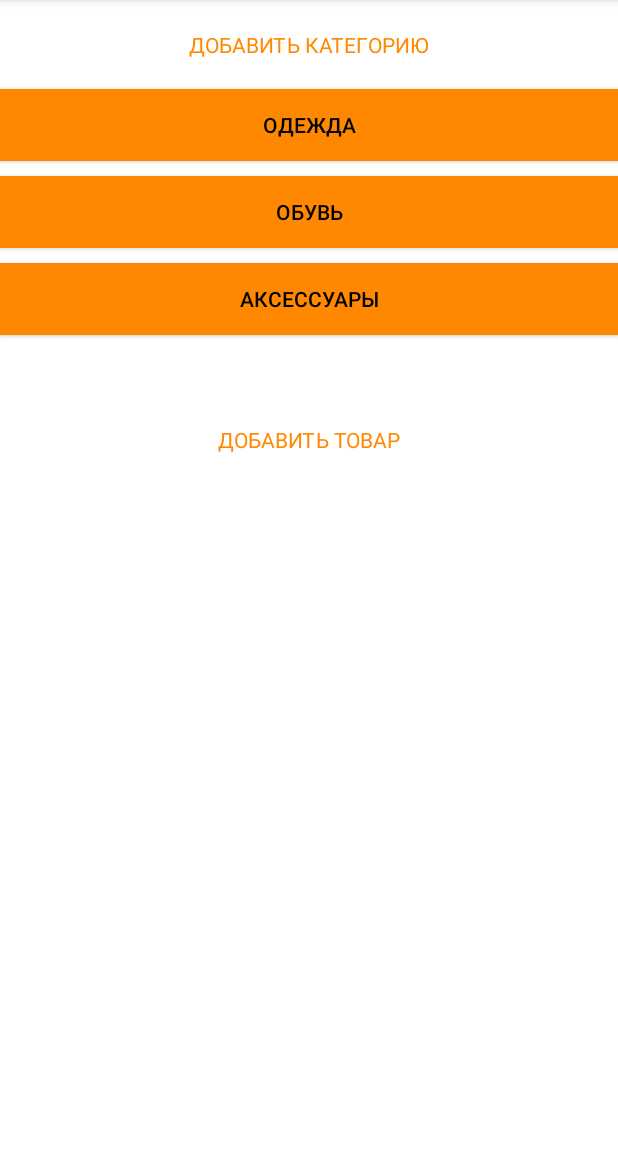
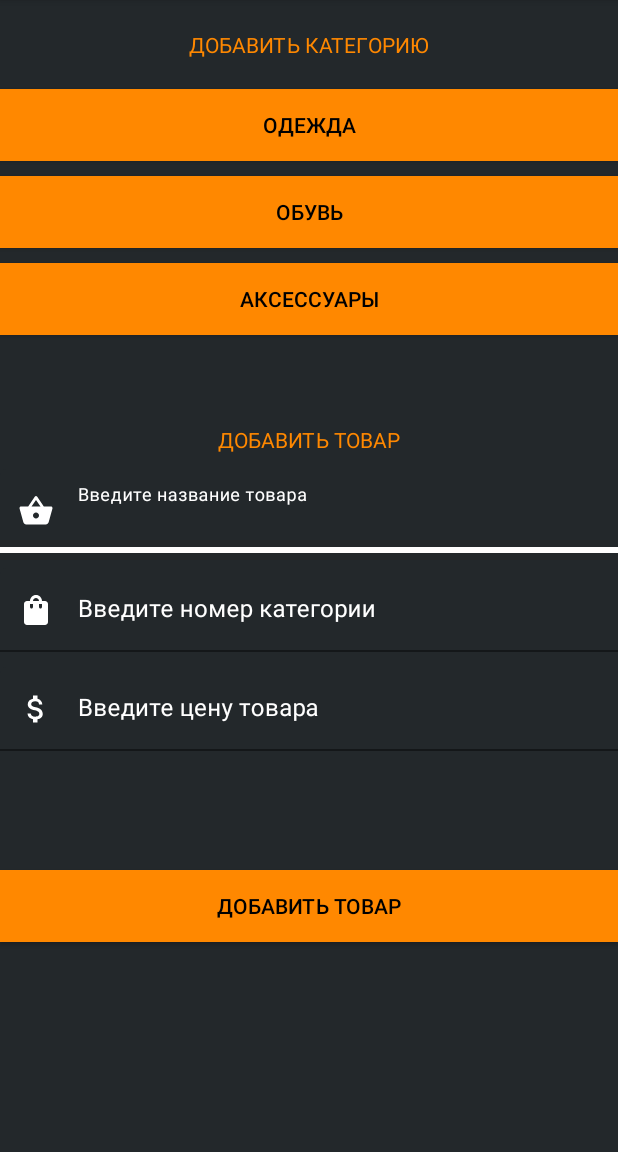
Before and after one commit to MikhailIgnatovich/WorkWithRoom, an Android app: the fragment Panel shown on its own in the app's theme, on a phone screen of 412 x 824 dp, the part 84-1236 px from its top. Run offline under Robolectric (Android 15) with nearby library versions, the phone set to English and light mode, and no system bars; our stand-ins replace data binding.

Commit message:
В panel.xml доделал разметку

```diff
--- a/app/src/main/res/layout/panel.xml
+++ b/app/src/main/res/layout/panel.xml
@@ -9,7 +9,8 @@
 
     <androidx.constraintlayout.widget.ConstraintLayout
         android:layout_width="match_parent"
-        android:layout_height="match_parent">
+        android:layout_height="match_parent"
+        android:background="@color/background">
 
         <androidx.appcompat.widget.AppCompatTextView
             android:id="@+id/headerAddCategory"
@@ -64,17 +65,18 @@
             android:textColor="@color/orange"/>
 
         <com.google.android.material.textfield.TextInputLayout
-            android:id="@+id/sectionEnterCategoryProduct"
+            android:id="@+id/sectionEnterNameProduct"
             android:layout_width="match_parent"
             android:layout_height="wrap_content"
             app:layout_constraintTop_toBottomOf="@id/headerAddProduct"
             android:layout_marginTop="10dp"
-            app:boxBackgroundColor="@android:color/transparent"
+            app:boxBackgroundColor="@color/background"
             app:boxStrokeColor="@color/white"
             app:startIconTint="@android:color/white"
             app:endIconTint="@android:color/holo_red_light"
             android:hint="@string/labelEnterNameProduct"
-            app:hintTextColor="@android:color/white"
+            android:textColorHint="@color/white"
+            app:hintTextColor="@color/white"
             app:startIconDrawable="@drawable/catalog_categories"
             app:endIconMode="clear_text"
             app:boxStrokeWidthFocused="4dp">
@@ -83,14 +85,106 @@
                 android:id="@+id/enterNameProduct"
                 android:layout_width="match_parent"
                 android:layout_height="wrap_content"
+                android:inputType="text"
+                android:textColor="@color/white"
+                android:textColorHint="@color/white"
+                android:textCursorDrawable="@drawable/cursor" />
+        </com.google.android.material.textfield.TextInputLayout>
+
+        <com.google.android.material.textfield.TextInputLayout
+            android:id="@+id/sectionEnterCategoryProduct"
+            android:layout_width="match_parent"
+            android:layout_height="wrap_content"
+            app:layout_constraintTop_toBottomOf="@id/sectionEnterNameProduct"
+            android:layout_marginTop="10dp"
+            app:boxBackgroundColor="@color/background"
+            app:boxStrokeColor="@color/white"
+            app:startIconTint="@android:color/white"
+            app:endIconTint="@android:color/holo_red_light"
+            android:hint="@string/labelEnterNumberCategory"
+            app:hintTextColor="@android:color/white"
+            android:textColorHint="@color/white"
+            app:startIconDrawable="@drawable/catalog_products"
+            app:endIconMode="clear_text"
+            app:boxStrokeWidthFocused="4dp">
+
+            <com.google.android.material.textfield.TextInputEditText
+                android:id="@+id/enterCategoryProduct"
+                android:layout_width="match_parent"
+                android:layout_height="wrap_content"
                 android:textColor="@color/white"
                 android:inputType="text"
                 android:textCursorDrawable="@drawable/cursor"/>
         </com.google.android.material.textfield.TextInputLayout>
 
+        <com.google.android.material.textfield.TextInputLayout
+            android:id="@+id/sectionEnterPriceProduct"
+            android:layout_width="match_parent"
+            android:layout_height="wrap_content"
+            app:layout_constraintTop_toBottomOf="@id/sectionEnterCategoryProduct"
+            android:layout_marginTop="10dp"
+            app:boxBackgroundColor="@color/background"
+            app:boxStrokeColor="@color/white"
+            android:hint="@string/labelEnterPriceProduct"
+            android:textColorHint="@color/white"
+            app:hintTextColor="@color/white"
+            app:startIconDrawable="@drawable/price"
+            app:startIconTint="@color/white"
+            app:endIconTint="@android:color/holo_red_light"
+            app:endIconMode="clear_text"
+            app:boxStrokeWidthFocused="4dp">
 
+            <com.google.android.material.textfield.TextInputEditText
+                android:id="@+id/enterPriceProduct"
+                android:layout_width="match_parent"
+                android:layout_height="wrap_content"
+                android:textColor="@color/white"
+                android:inputType="text"
+                android:textCursorDrawable="@drawable/cursor"/>
+        </com.google.android.material.textfield.TextInputLayout>
+
+    <androidx.appcompat.widget.LinearLayoutCompat
+        android:id="@+id/sectionResEnterProduct"
+        android:layout_width="match_parent"
+        android:layout_height="wrap_content"
+        app:layout_constraintTop_toBottomOf="@id/sectionEnterPriceProduct"
+        android:layout_marginTop="20dp"
+        android:padding="10dp"
+        android:orientation="horizontal">
+
+        <androidx.appcompat.widget.AppCompatTextView
+            android:id="@+id/resEnterNameProduct"
+            android:layout_width="match_parent"
+            android:layout_height="wrap_content"
+            android:layout_weight="1"
+            android:textColor="@color/orange"/>
+
+        <androidx.appcompat.widget.AppCompatTextView
+            android:id="@+id/resEnterCategoryProduct"
+            android:layout_width="match_parent"
+            android:layout_height="wrap_content"
+            android:layout_weight="1"
+            android:textColor="@color/orange"/>
+
+        <androidx.appcompat.widget.AppCompatTextView
+            android:id="@+id/resEnterPriceProduct"
+            android:layout_width="match_parent"
+            android:layout_height="wrap_content"
+            android:layout_weight="1"
+            android:textColor="@color/orange"/>
+
+    </androidx.appcompat.widget.LinearLayoutCompat>
+
+        <androidx.appcompat.widget.AppCompatButton
+            android:id="@+id/buttonAddProduct"
+            android:layout_width="match_parent"
+            android:layout_height="wrap_content"
+            android:background="@color/orange"
+            android:layout_marginTop="20dp"
+            app:layout_constraintTop_toBottomOf="@id/sectionResEnterProduct"
+            android:textColor="@color/black"
+            android:text="@string/addProduct"/>
 
     </androidx.constraintlayout.widget.ConstraintLayout>
-
 </FrameLayout>
 </layout>
--- a/app/src/main/res/values/colors.xml
+++ b/app/src/main/res/values/colors.xml
@@ -8,4 +8,5 @@
     <color name="black">#FF000000</color>
     <color name="white">#FFFFFFFF</color>
     <color name="orange">@android:color/holo_orange_dark</color>
+    <color name="background">#23282B</color>
 </resources>
--- a/app/src/main/res/values/strings.xml
+++ b/app/src/main/res/values/strings.xml
@@ -11,4 +11,6 @@
     <string name="accessories">АКСЕССУАРЫ</string>
     <string name="addProduct">ДОБАВИТЬ ТОВАР</string>
     <string name="labelEnterNameProduct">Введите название товара</string>
+    <string name="labelEnterNumberCategory">Введите номер категории</string>
+    <string name="labelEnterPriceProduct">Введите цену товара</string>
 </resources>
```
